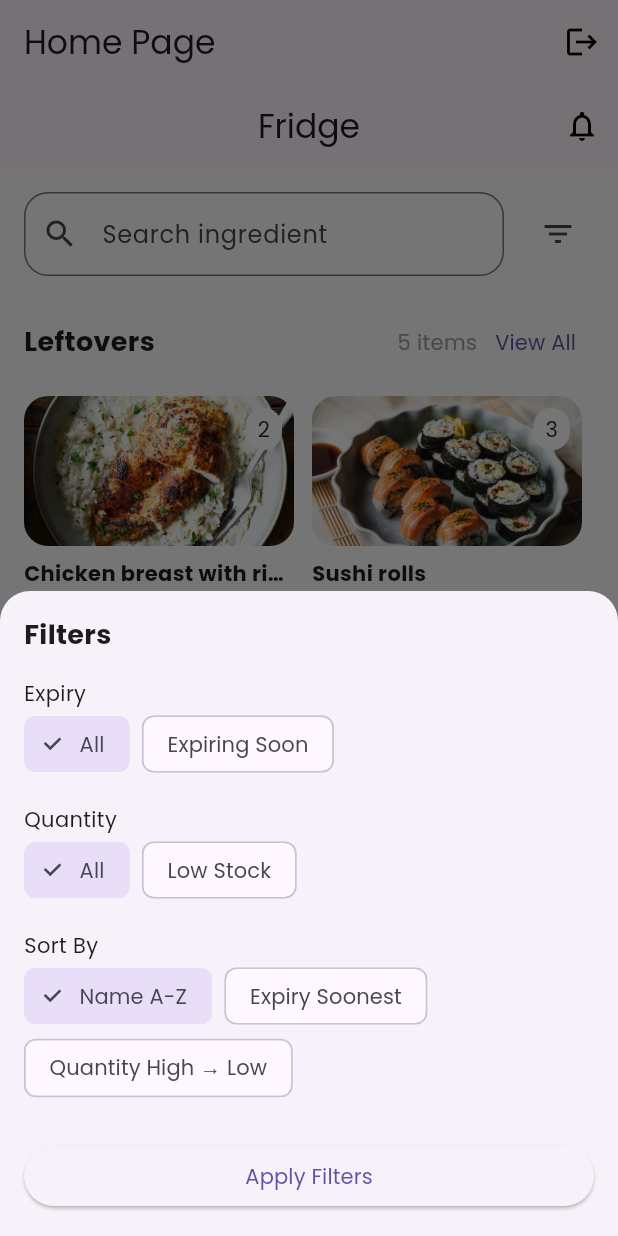
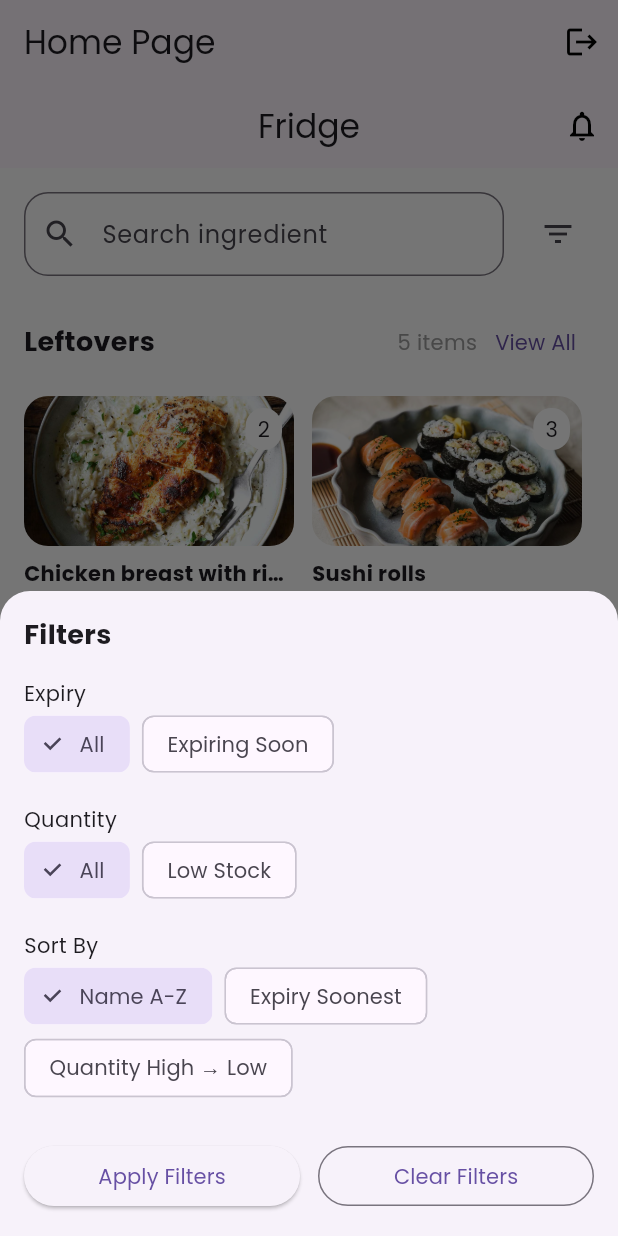
Before and after one commit to KuanJiTong/smart_virtual_refrigerator, a Flutter app: the HomePage screen opened directly, item 3 of the bottom bar chosen, after a tap on the "filter list" icon, on a phone screen of 412 x 824 dp. Run offline on Flutter 3.47's test engine with Material 3 defaults, Android fonts, the phone set to English and light mode, and no system bars; our stand-ins replace firebase_auth, firebase_core, google_sign_in; missing offline and left inert: firebase_ui_oauth_google; accounts and stored records are empty; network calls fail.

Commit message:
update filter function

```diff
--- a/lib/views/fridge_page.dart
+++ b/lib/views/fridge_page.dart
@@ -363,9 +363,25 @@ class FridgeViewBody extends StatelessWidget {
           ),
 
           const SizedBox(height: 24),
-          ElevatedButton(
-            onPressed: () => Navigator.pop(context),
-            child: const Text('Apply Filters'),
+          Row(
+            children: [
+              Expanded(
+                child: ElevatedButton(
+                  onPressed: () => Navigator.pop(context),
+                  child: const Text('Apply Filters'),
+                ),
+              ),
+              const SizedBox(width: 12),
+              Expanded(
+                child: OutlinedButton(
+                  onPressed: () {
+                    vm.clearFilters();
+                    Navigator.pop(context);
+                  },
+                  child: const Text('Clear Filters'),
+                ),
+              ),
+            ],
           ),
         ],
       ),
```
Also changed, not shown: lib/viewmodels/fridge_viewmodel.dart (+8 -0 lines).
